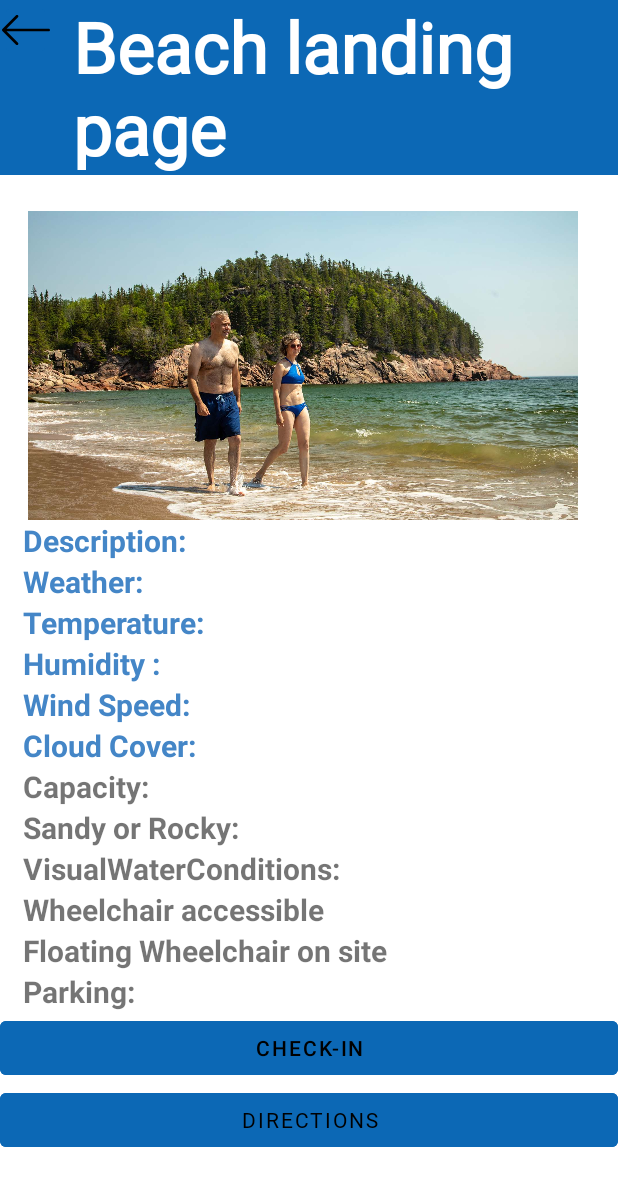
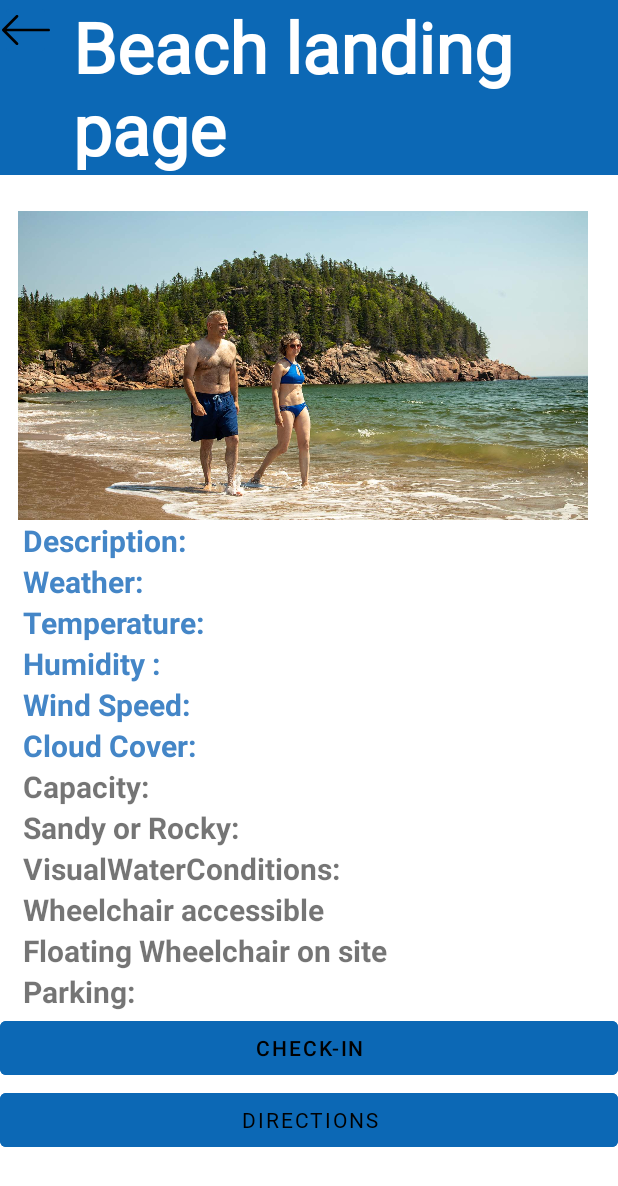
Before and after one commit to codemandias/bluenoserApp, an Android app: the layout beach_landing.xml on its own in the app's theme, with its tools: preview values and no code run, on a phone screen of 412 x 824 dp. Shown: the top 1186 px of the screen. Run offline under Robolectric (Android 15) with nearby library versions, the phone set to English and light mode, and no system bars; network calls fail; Roboto replaces fonts that are not available here.

Commit message:
Stretched beach images to fit the display on beach landing pages

```diff
--- a/app/src/main/java/com/example/beachbluenoser/beachLanding.java
+++ b/app/src/main/java/com/example/beachbluenoser/beachLanding.java
@@ -78,8 +78,8 @@
         super.onCreate(savedInstanceState);
         setContentView(R.layout.beach_landing);
         Bundle bundle = getIntent().getExtras();
-        Button btn = findViewById(R.id.checkInSurvey);
-        ImageButton backBtn = findViewById(R.id.backButton);
+        Button btn = findViewById(R.id.checkInSurvey); //Check-in button
+        ImageButton backBtn = findViewById(R.id.backButton); //Back button
 
         if (bundle != null) {
             if (bundle.getString("beachName") != null) {
--- a/app/src/main/res/layout/beach_landing.xml
+++ b/app/src/main/res/layout/beach_landing.xml
@@ -56,7 +56,8 @@
             app:layout_constraintStart_toStartOf="parent"
             app:layout_constraintTop_toBottomOf="@+id/landingBeachNameTextView"
             app:srcCompat="@drawable/black_brook_beach"
-            android:contentDescription="TODO" />
+            android:contentDescription="TODO"
+            android:scaleType="fitXY"/>
 
         <TextView
             android:id="@+id/weatherDescriptionTextView"
```
